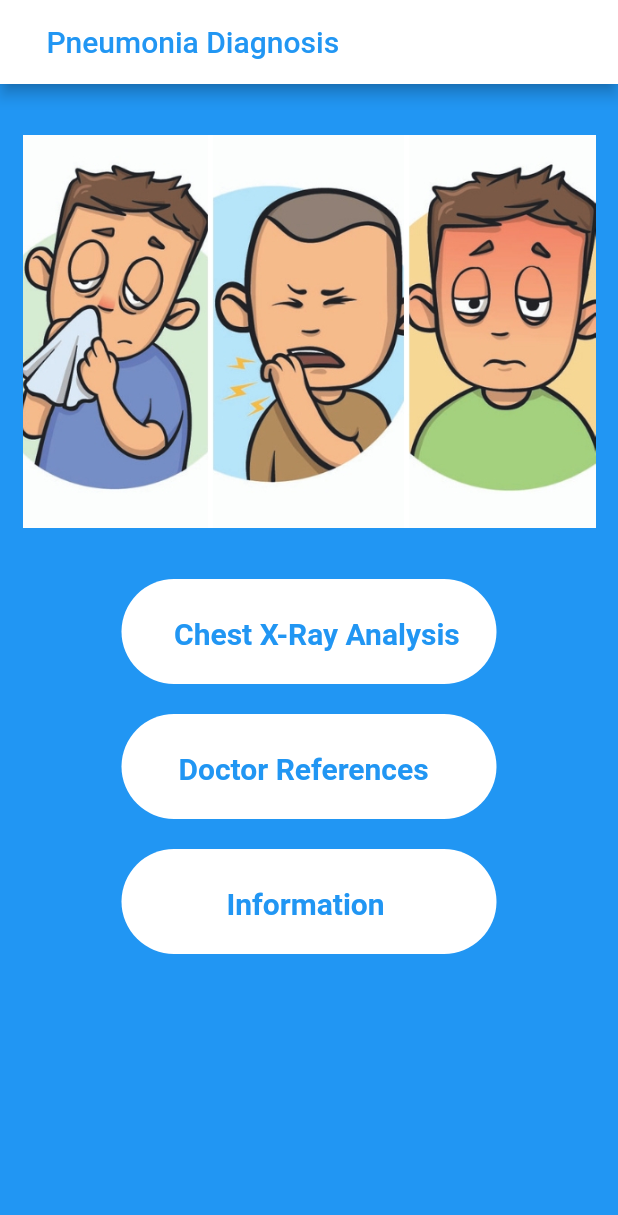
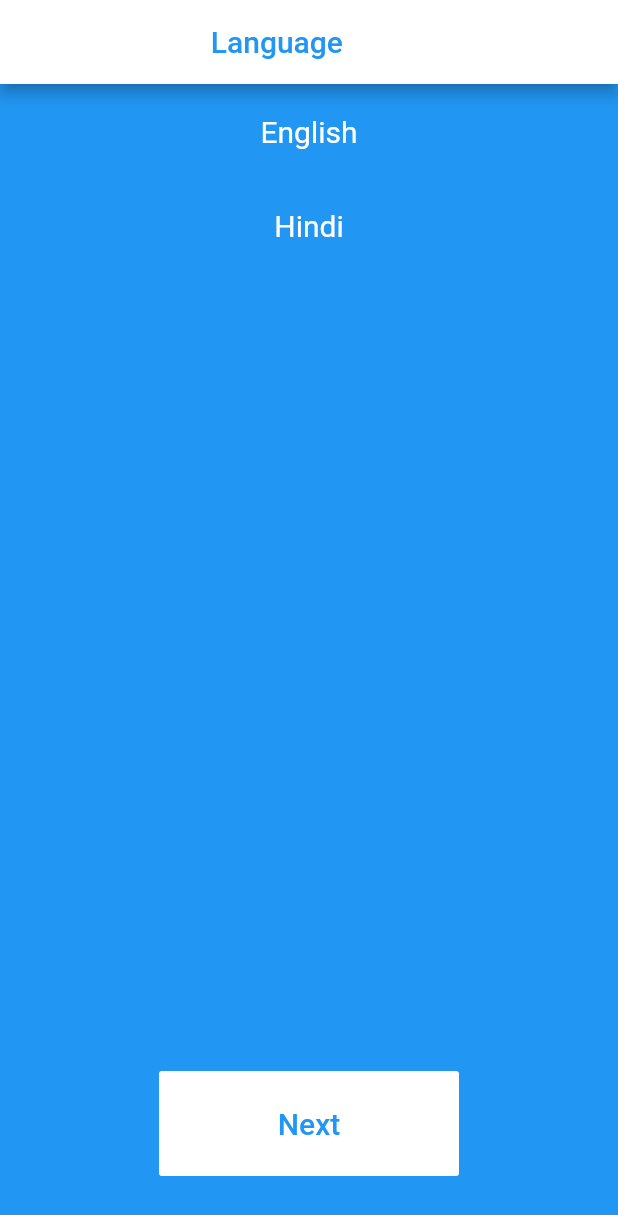
Before and after one commit to Vrushti24/Pneumonia_Diagonasis-Aprotech-SheHacksDTU, a Flutter app: the screen it shows after launch, on a phone screen of 412 x 824 dp. Shown: the top 1215 px of the screen. Run offline on Flutter 3.47's test engine with Material 2 defaults, Android fonts, the phone set to English and light mode, and no system bars; our stand-ins replace animated_splash_screen, image_picker; missing offline and left inert: tflite.

Commit message:
added screens

```diff
--- a/lib/Doctorrefer.dart
+++ b/lib/Doctorrefer.dart
@@ -1,6 +1,7 @@
 import 'package:flutter/material.dart';
 
 import 'Firstscreen.dart';
+
 
 class DoctorReferences extends StatefulWidget {
   @override
--- a/lib/Splashscreen.dart
+++ b/lib/Splashscreen.dart
@@ -1,6 +1,7 @@
 import 'package:animated_splash_screen/animated_splash_screen.dart';
 import 'package:flutter/material.dart';
 import 'package:pneumonia_detector/Firstscreen.dart';
+import 'package:pneumonia_detector/language.dart';
 import 'package:pneumonia_detector/main.dart';
 
 class SplashScreen extends StatelessWidget {
@@ -9,7 +10,7 @@ class SplashScreen extends StatelessWidget {
      return AnimatedSplashScreen(
       splash:
              Text('Pneumonia \n  Diagnosis',style: TextStyle(color: Colors.white, fontSize: 30,fontWeight: FontWeight.bold),),
-      nextScreen:FirstScreen(),
+      nextScreen:Language(),
       splashTransition: SplashTransition.scaleTransition,
       backgroundColor: Colors.blue,
       duration: 3000,);
--- /dev/null
+++ b/lib/language.dart
@@ -0,0 +1,61 @@
+import 'package:flutter/material.dart';
+import 'package:pneumonia_detector/Firstscreen.dart';
+
+class Language extends StatefulWidget {
+  @override
+  _LanguageState createState() => _LanguageState();
+}
+
+class _LanguageState extends State<Language> {
+  final List<String> Languagelist = ["English","Hindi"];
+  @override
+  Widget build(BuildContext context) {
+    return Scaffold(
+      backgroundColor: Colors.blue,
+      appBar: new AppBar(
+
+            title: Text('                         Language',style: TextStyle(color: Colors.blue) ,),
+            backgroundColor: Colors.white,
+    ),
+    body:Column(children:[
+      Expanded(child: _buildList(),),
+
+            Padding(
+              padding: const EdgeInsets.all(40.0),
+              child: FlatButton(
+                minWidth: 200,
+                height: 70,
+                color: Colors.white,
+                onPressed: () { Navigator.push(
+                        context,
+                        MaterialPageRoute(builder: (context) => FirstScreen()));},
+               child: Text('Next',style: TextStyle(color:Colors.blue,fontSize: 20),)),
+            )
+
+    ])
+
+    );
+  }
+  _buildList() {
+    return ListView.builder(
+      shrinkWrap: true,
+      itemCount: Languagelist.length,
+      itemBuilder: (context, index) {
+        return _buildListitem(Languagelist[index]);
+      }, );
+  }
+
+  _buildListitem(String language) {
+    return InkWell(
+      onTap: () {
+        print(language);
+      },
+      child: Center(
+        child: Padding(
+          padding: const EdgeInsets.symmetric(vertical: 20),
+          child: Text(language,style: TextStyle(fontSize: 20,color: Colors.white)),),
+      ),
+
+    );
+  }
+}
--- a/lib/main.dart
+++ b/lib/main.dart
@@ -1,6 +1,7 @@
 import 'package:flutter/material.dart';
 //import 'package:pneumonia_detector/Firstscreen.dart';
 import 'package:pneumonia_detector/Splashscreen.dart';
+
 
 
 void main() {
```
